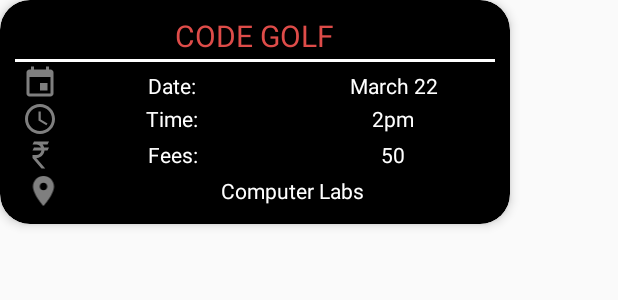
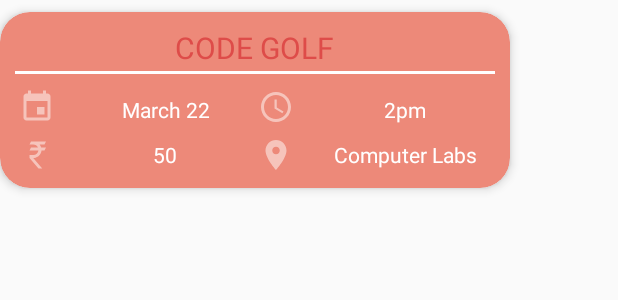
Before and after one commit to Manan-YMCA/EC2018App, an Android app: the layout category_event_card_view.xml on its own in the app's theme, with its tools: preview values and no code run, on a phone screen of 412 x 824 dp. Shown: the top 300 px of the screen. Run offline under Robolectric (Android 15) with nearby library versions, the phone set to English and light mode, and no system bars; network calls fail.

```diff
--- a/app/src/main/java/com/manan/dev/ec2018app/ContentActivity.java
+++ b/app/src/main/java/com/manan/dev/ec2018app/ContentActivity.java
@@ -183,7 +183,7 @@ public class ContentActivity extends AppCompatActivity implements NavigationView
                             if (currEvent.has("eventtype")) {
                                 event.setmEventTeamSize(currEvent.getString("eventtype"));
                                 Log.d("DBChecker", currEvent.getString("eventtype") + " " + event.getmEventTeamSize());
-                                Toast.makeText(ContentActivity.this, currEvent.getString("eventtype"), Toast.LENGTH_SHORT).show();
+                                //Toast.makeText(ContentActivity.this, currEvent.getString("eventtype"), Toast.LENGTH_SHORT).show();
                             }
                             //Toast.makeText(ContentActivity.this, event.getmEventId() + " " + event.getmPrizes().toString(), Toast.LENGTH_LONG).show();
                             allEvents.add(event);
--- a/app/src/main/java/com/manan/dev/ec2018app/SingleEventActivity.java
+++ b/app/src/main/java/com/manan/dev/ec2018app/SingleEventActivity.java
@@ -27,6 +27,9 @@ public class SingleEventActivity extends AppCompatActivity {
     protected void onCreate(Bundle savedInstanceState) {
         super.onCreate(savedInstanceState);
         setContentView(R.layout.activity_single_event);
+
+        String eventId = getIntent().getStringExtra("eventId");
+        Toast.makeText(this, eventId, Toast.LENGTH_SHORT).show();
 
         spb = (SmoothProgressBar) findViewById(R.id.progress_bar_google_now);
         spb.setVisibility(View.INVISIBLE);
--- a/app/src/main/java/com/manan/dev/ec2018app/Xunbao/XunbaoActivity.java
+++ b/app/src/main/java/com/manan/dev/ec2018app/Xunbao/XunbaoActivity.java
@@ -48,7 +48,7 @@ public class XunbaoActivity extends FragmentActivity implements ActionBar.TabLis
         tv.setLayoutParams(lp);
 
         // Set text to display in TextView
-        tv.setText("Xunbao");
+        tv.setText("Xunbao Bumbao");
 
         tv.setTextSize(25);
         // Set the text color of TextView
--- a/app/src/main/res/layout/category_event_card_view.xml
+++ b/app/src/main/res/layout/category_event_card_view.xml
@@ -4,8 +4,10 @@
     android:layout_width="340dp"
     android:layout_height="wrap_content"
     app:cardCornerRadius="20dp"
-    app:cardBackgroundColor="@color/Black"
-    app:cardElevation="4dp">
+    app:cardBackgroundColor="@color/baseLight"
+    app:cardElevation="4dp"
+    android:layout_marginTop="8dp"
+    android:id="@+id/cv_event_card">
 
         <LinearLayout
             android:id="@+id/ll_single_event_all_details"
@@ -34,23 +36,14 @@
             <LinearLayout
                 android:layout_width="match_parent"
                 android:layout_height="wrap_content"
-                android:gravity="center">
+                android:gravity="center"
+                android:layout_marginTop="8dp">
 
                 <ImageView
                     android:layout_width="0dp"
                     android:layout_weight="0.25"
                     android:layout_height="wrap_content"
                     android:src="@drawable/vector_event"/>
-
-                <TextView
-                    android:layout_marginTop="2dp"
-                    android:layout_width="0dp"
-                    android:layout_weight="1"
-                    android:textAlignment="center"
-                    android:layout_height="wrap_content"
-                    android:text="Date:"
-                    android:layout_marginLeft="4dp"
-                    android:textColor="@color/White"/>
 
                 <TextView
                     android:id="@+id/tv_cv_event_date"
@@ -63,27 +56,12 @@
                     android:layout_marginLeft="12dp"
                     android:textColor="@color/White"
                     android:maxLines="1"/>
-            </LinearLayout>
-
-            <LinearLayout
-                android:layout_width="match_parent"
-                android:layout_height="wrap_content">
 
                 <ImageView
                     android:layout_width="0dp"
                     android:layout_weight="0.25"
                     android:layout_height="wrap_content"
                     android:src="@drawable/vector_time"/>
-
-                <TextView
-                    android:layout_marginTop="2dp"
-                    android:layout_width="0dp"
-                    android:layout_weight="1"
-                    android:textAlignment="center"
-                    android:layout_height="wrap_content"
-                    android:text="Time:"
-                    android:textColor="@color/White"
-                    android:layout_marginLeft="4dp" />
 
                 <TextView
                     android:id="@+id/tv_cv_event_time"
@@ -99,23 +77,14 @@
 
             <LinearLayout
                 android:layout_width="match_parent"
-                android:layout_height="wrap_content">
+                android:layout_height="wrap_content"
+                android:layout_marginTop="8dp">
 
                 <ImageView
                     android:layout_width="0dp"
                     android:layout_weight="0.25"
                     android:layout_height="wrap_content"
                     android:src="@drawable/vector_money_inr"/>
-
-                <TextView
-                    android:layout_marginTop="2dp"
-                    android:layout_width="0dp"
-                    android:textAlignment="center"
-                    android:layout_weight="1"
-                    android:layout_height="wrap_content"
-                    android:text="Fees:"
-                    android:textColor="@color/White"
-                    android:layout_marginLeft="4dp"/>
 
                 <TextView
                     android:id="@+id/tv_cv_event_fees"
@@ -127,11 +96,6 @@
                     android:textColor="@color/White"
                     android:textAlignment="center"
                     android:layout_marginLeft="12dp"/>
-            </LinearLayout>
-
-            <LinearLayout
-                android:layout_width="match_parent"
-                android:layout_height="wrap_content">
 
                 <ImageView
                     android:layout_width="0dp"
@@ -144,7 +108,7 @@
                     android:id="@+id/tv_cv_event_venue"
                     android:layout_marginTop="2dp"
                     android:layout_width="0dp"
-                    android:layout_weight="1.75"
+                    android:layout_weight="1"
                     android:textAlignment="center"
                     android:layout_height="wrap_content"
                     android:text="Computer Labs"
```
Also changed, not shown: app/src/main/java/com/manan/dev/ec2018app/CategoryEventDisplayActivity.java (+75 -17 lines), app/src/main/res/layout/activity_category_event_display.xml (+9 -11 lines).
